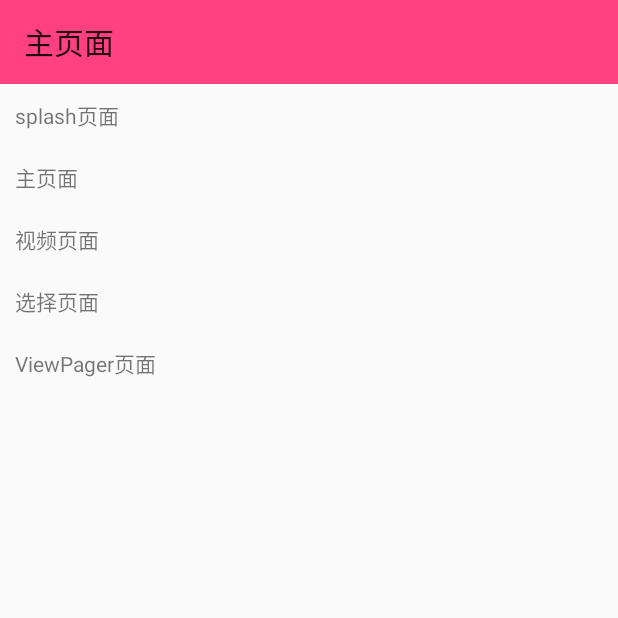
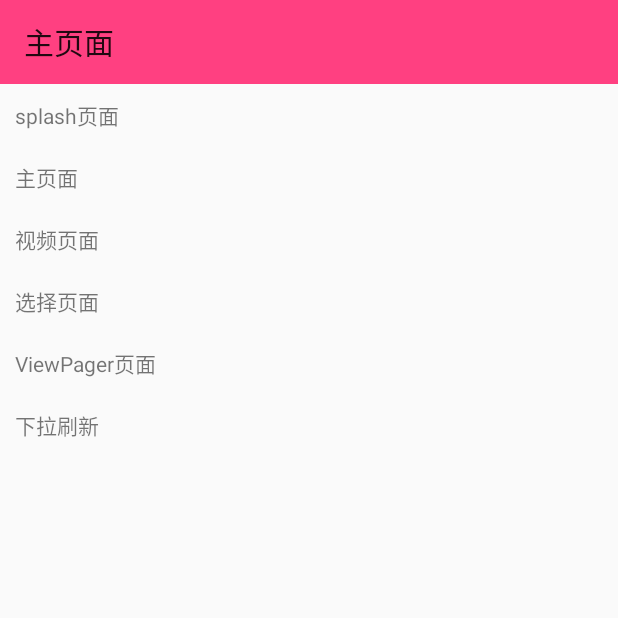
Before and after one commit to xumorden/A_FastDevelop, an Android app: the screen it shows after launch (MainActivity), on a phone screen of 412 x 824 dp, the top half of it. Run offline under Robolectric (Android 15) with nearby library versions, the phone set to English and light mode, and no system bars.

Commit message:
搭建下拉刷新框架，代码提交。

```diff
--- a/A_FastDeveop/app/src/main/AndroidManifest.xml
+++ b/A_FastDeveop/app/src/main/AndroidManifest.xml
@@ -29,7 +29,9 @@
             android:label="@string/app_intro" />
         <activity android:name=".vedio.VedioActivity" />
         <activity android:name=".selector.SelectorActivity" />
-        <activity android:name=".viewpager.ViewPagerAvtivity"></activity>
+        <activity android:name=".viewpager.ViewPagerAvtivity" />
+        <activity android:name=".refresh.RefreshActivity" />
+        <activity android:name=".refresh.MaterialActivity"></activity>
     </application>
 
 </manifest>
--- a/A_FastDeveop/app/src/main/java/com/xumaodun/a_fastdeveop/MainActivity.java
+++ b/A_FastDeveop/app/src/main/java/com/xumaodun/a_fastdeveop/MainActivity.java
@@ -6,6 +6,7 @@ import android.support.v7.app.AppCompatActivity;
 import android.support.v7.widget.Toolbar;
 import android.view.View;
 
+import com.xumaodun.a_fastdeveop.refresh.RefreshActivity;
 import com.xumaodun.a_fastdeveop.selector.SelectorActivity;
 import com.xumaodun.a_fastdeveop.splash.SplashActivity;
 import com.xumaodun.a_fastdeveop.tabmain.TabMainActivity;
@@ -53,4 +54,9 @@ public class MainActivity extends AppCompatActivity {
         intent = new Intent(this, ViewPagerAvtivity.class);
         startActivity(intent);
     }
+
+    public void refreshActivity(View view) {
+        intent = new Intent(this, RefreshActivity.class);
+        startActivity(intent);
+    }
 }
--- a/A_FastDeveop/app/src/main/res/layout/activity_main.xml
+++ b/A_FastDeveop/app/src/main/res/layout/activity_main.xml
@@ -68,4 +68,15 @@
         android:layout_alignParentLeft="true"
         android:layout_alignParentStart="true" />
 
+    <TextView
+        android:layout_width="wrap_content"
+        android:layout_height="wrap_content"
+        android:text="下拉刷新"
+        android:id="@+id/refresh_activity"
+        android:padding="10dp"
+        android:onClick="refreshActivity"
+        android:layout_below="@+id/viewpager_activity"
+        android:layout_alignParentLeft="true"
+        android:layout_alignParentStart="true" />
+
 </RelativeLayout>
```
Also changed, not shown: A_FastDeveop/app/src/main/java/com/xumaodun/a_fastdeveop/refresh/MaterialActivity.java (added, +15 -0 lines), A_FastDeveop/app/src/main/java/com/xumaodun/a_fastdeveop/refresh/RefreshActivity.java (added, +38 -0 lines), A_FastDeveop/app/src/main/res/layout/activity_material.xml (added, +8 -0 lines), A_FastDeveop/app/src/main/res/layout/activity_refresh.xml (added, +26 -0 lines).
